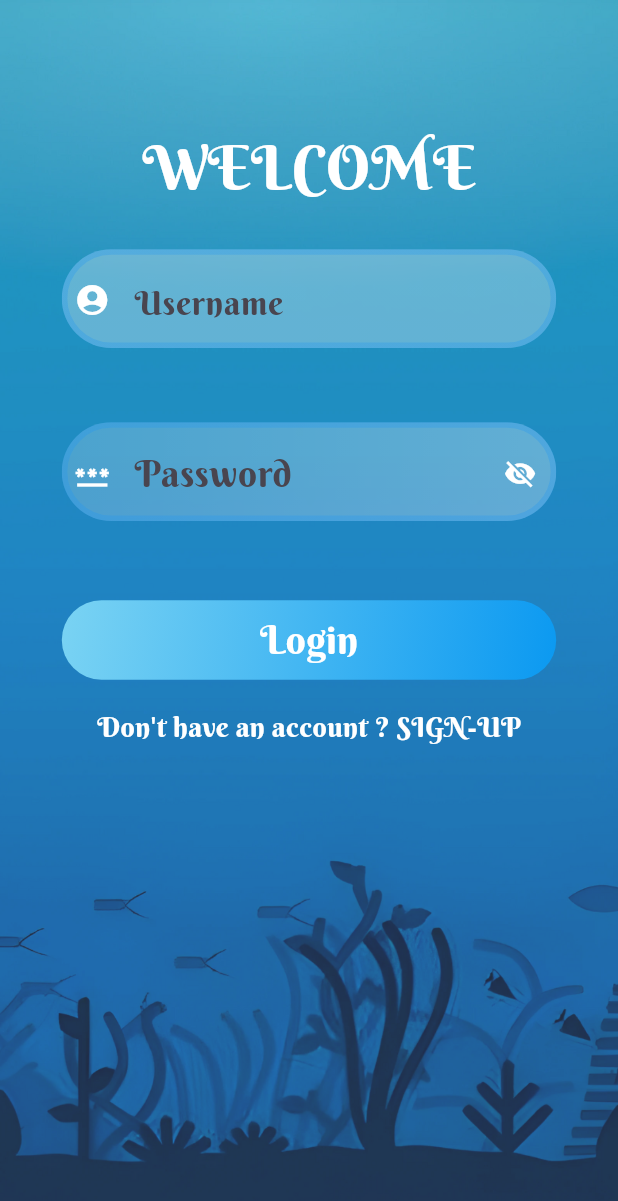
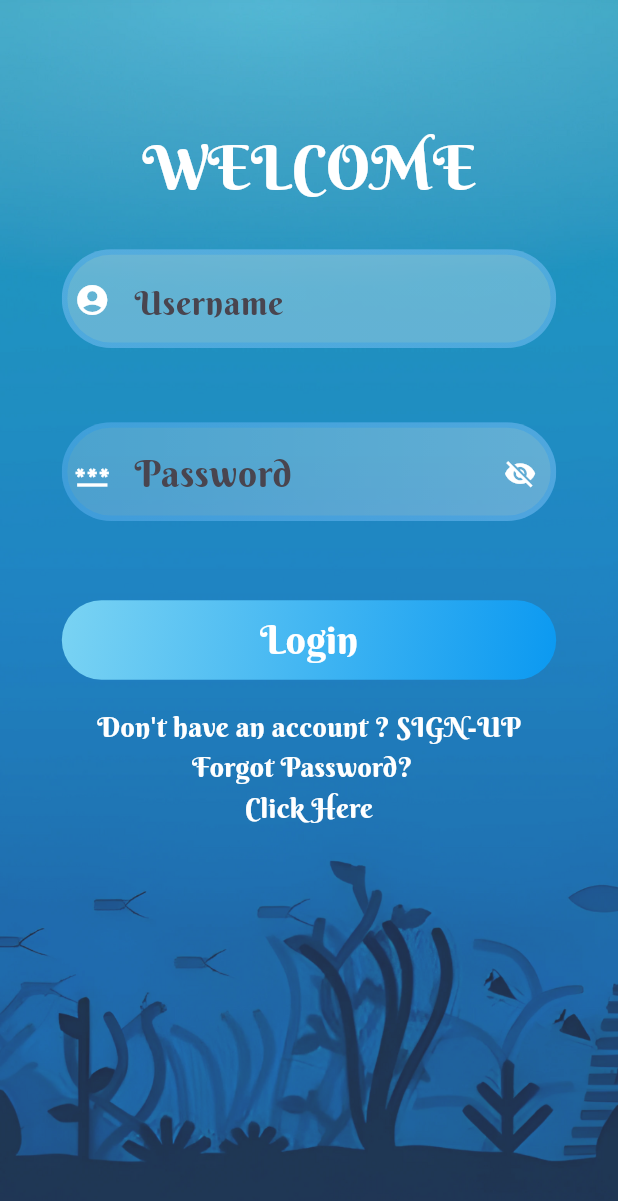
Before and after one commit to tanayduddalwar/Cart_page, a Flutter app: the SpecificPage screen opened directly with sample values from the repository, after a tap on the "add shopping cart" icon, on a phone screen of 412 x 824 dp. Shown: the top 1201 px of the screen. Run offline on Flutter 3.47's test engine with Material 3 defaults, Android fonts, the phone set to English and light mode, and no system bars; drawn by our look-alikes of glassmorphism; our stand-ins replace awesome_dialog, awesome_snackbar_content, badges, card_swiper, circular_countdown_timer, cloud_firestore and 10 more; missing offline and left inert: fab_circular_menu_plus, flutter_animated_button, sliding_widget, super_banners, upi_payment_qrcode_generator; accounts and stored records are empty.

Commit message:
forgot password api added

```diff
--- a/lib/eventpage/swipeable_content.dart
+++ b/lib/eventpage/swipeable_content.dart
@@ -6,6 +6,7 @@ import 'package:cart_page/models/event_model.dart';
 import 'package:cart_page/widgets/cart_products.dart';
 import 'package:flutter/material.dart';
 import 'package:get/get.dart';
+import 'package:url_launcher/url_launcher.dart'; // Import for launching URLs
 
 import 'GlassMorphicContainer.dart';
 
@@ -212,7 +213,18 @@ class _SwipeableContentState extends State<SwipeableContent> {
                               shape: BoxShape.circle,
                               color: Colors.blue.withOpacity(0.8),
                             ),
-                            child: IconButton(
+                            child: event.name == "NTH"
+                                ? IconButton(
+                                    onPressed: () {
+                                      launch("https://nth.credenz.in/register");
+                                    },
+                                    icon: Icon(
+                                      Icons.app_registration,
+                                      color: Colors.amber,
+                                      size: 19,
+                                    ),
+                                  )
+                                : IconButton(
                                     onPressed: () async {
                                       database db = database();
                                       if (await db.checkLoggedIn()) {
@@ -236,16 +248,14 @@ class _SwipeableContentState extends State<SwipeableContent> {
                                       } else {
                                         Get.to(() => LoginPage());
                                       }
-
-                                // Get.snackbar
                                     },
-                              icon: const Icon(
+                                    icon: Icon(
                                       Icons.add_shopping_cart_rounded,
                                       color: Colors.amber,
                                       size: 19,
                                     ),
                                   ),
-                          )
+                          ),
                         ],
                       ),
                     ),
--- a/lib/login/components/login_page.dart
+++ b/lib/login/components/login_page.dart
@@ -116,7 +116,7 @@ class _LoginPageState extends State<LoginPage> {
     }
   }
 
-  void _forgetpw() {
+  void forgetpw() {
     showDialog(
       context: context,
       barrierColor: Colors.black.withOpacity(0.77),
@@ -351,7 +351,9 @@ class _LoginPageState extends State<LoginPage> {
                       SizedBox(height: size.height * 0.022),
                       SizedBox(
                         width: size.width * 0.8,
-                        child: Row(
+                        child: Column(
+                          children: [
+                            Row(
                               mainAxisAlignment: MainAxisAlignment.center,
                               children: [
                                 Text(
@@ -366,6 +368,29 @@ class _LoginPageState extends State<LoginPage> {
                                   onTap: () => direct(),
                                   child: Text(
                                     'SIGN-UP',
+                                    style: TextStyle(
+                                      fontSize: size.width * 0.045,
+                                      color: Colors.white,
+                                      fontFamily: 'berky',
+                                    ),
+                                  ),
+                                ),
+
+
+                              ],
+                            ),
+                            Text(
+                                  'Forgot Password?  ',
+                                  style: TextStyle(
+                                    fontSize: size.width * 0.045,
+                                    color: Colors.white,
+                                    fontFamily: 'berky',
+                                  ),
+                                ),
+                                GestureDetector(
+                                  onTap: () => forgetpw(),
+                                  child: Text(
+                                    'Click Here',
                                     style: TextStyle(
                                       fontSize: size.width * 0.045,
                                       color: Colors.white,
--- a/lib/main.dart
+++ b/lib/main.dart
@@ -27,7 +27,6 @@
 // }
 import 'package:cart_page/firebase_options.dart';
 import 'package:cart_page/landing_page/splash_screen.dart';
-
 import 'package:firebase_core/firebase_core.dart';
 import 'package:flutter/material.dart';
 import 'package:get/get.dart';
--- a/lib/models/event_model.dart
+++ b/lib/models/event_model.dart
@@ -338,7 +338,7 @@ class Event {
           "1":
               "Channel your inner Wednesday Addams to solve this great mystery of PISB's very own Nevermore Academy"
         },
-        description: '19',
+        description: 'Your Hint is:19',
         contact: [
           {"name": "Karan Mundhada", "phone": "8080792381"},
           {"name": "Kshitij Dhapse", "phone": "9145299114"}
```
Also changed, not shown: lib/eventpage/specific_event (1).dart (+28 -5 lines), lib/login/components/email.dart (added, +49 -0 lines), lib/login/components/forget_password_page.dart (+20 -8 lines), lib/login/services/networking.dart (+58 -1 lines), 1 other file. Lines whose indentation alone changed are shown as unchanged.
